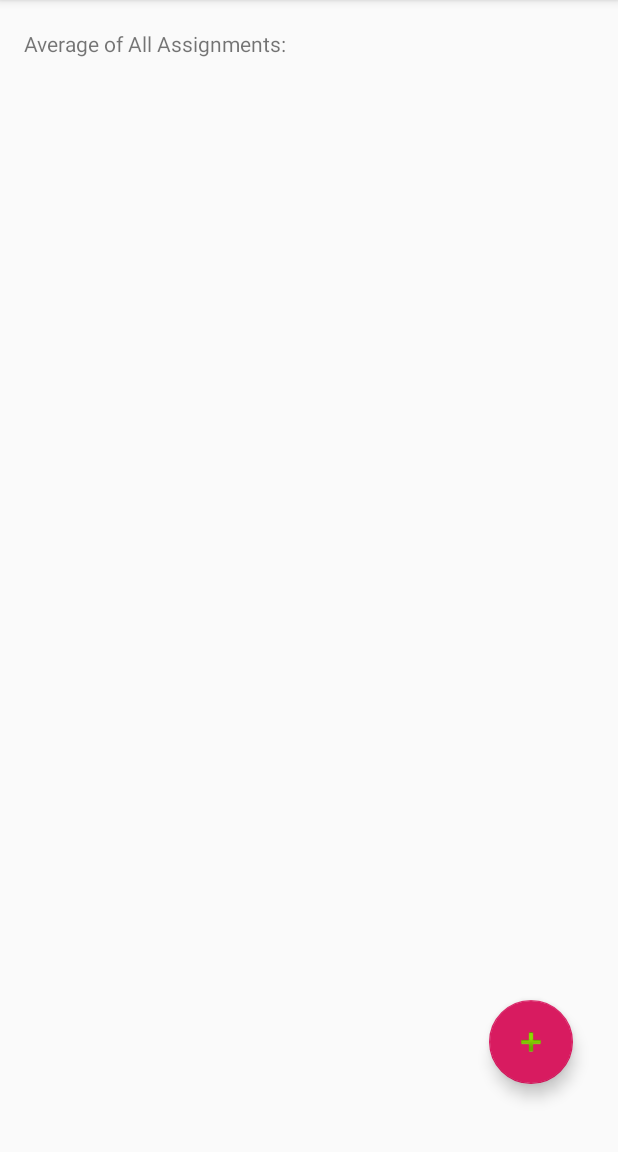
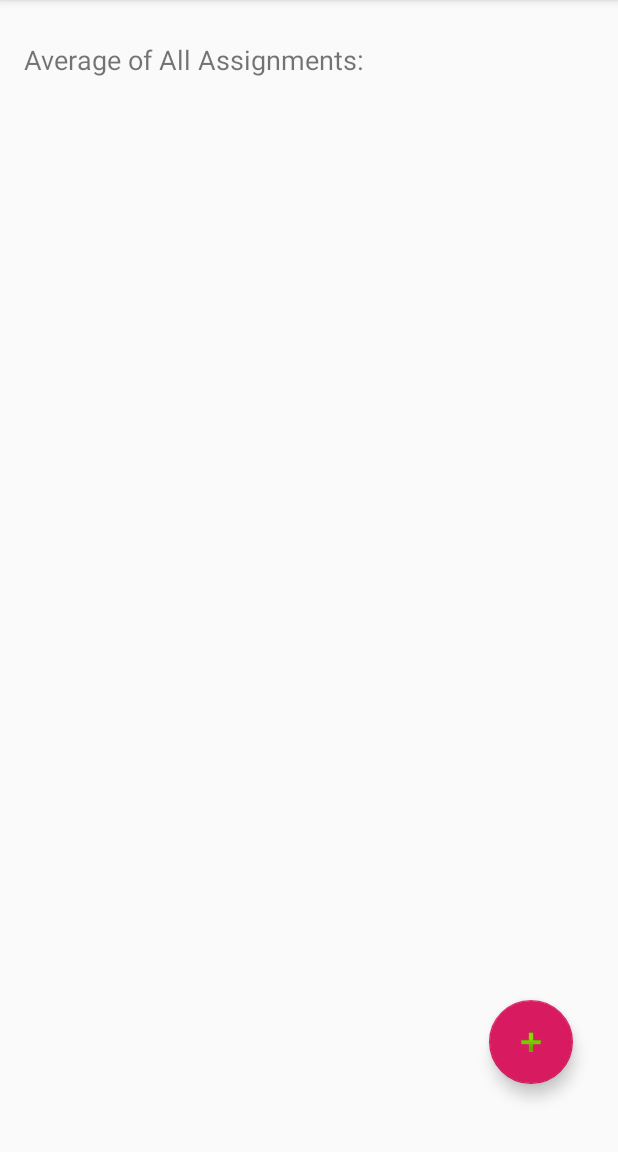
Before and after one commit to DPigeon/DataGrade, an Android app: the screen it shows after launch (MainActivity), on a phone screen of 412 x 824 dp, the part 84-1236 px from its top. Run offline under Robolectric (Android 15) with nearby library versions, the phone set to English and light mode, and no system bars.

```diff
--- a/app/src/main/res/layout/activity_assignment.xml
+++ b/app/src/main/res/layout/activity_assignment.xml
@@ -12,8 +12,8 @@
         android:layout_height="wrap_content"
         android:layout_marginTop="24dp"
         android:layout_marginBottom="1dp"
+        android:textSize="24sp"
         app:layout_constraintBottom_toTopOf="@+id/assignmentListView"
-        app:layout_constraintEnd_toEndOf="parent"
         app:layout_constraintStart_toStartOf="parent"
         app:layout_constraintTop_toTopOf="parent" />
 
--- a/app/src/main/res/layout/activity_main.xml
+++ b/app/src/main/res/layout/activity_main.xml
@@ -15,6 +15,7 @@
         android:layout_marginTop="16dp"
         android:layout_marginBottom="1dp"
         android:text="Average of All Assignments:"
+        android:textSize="18sp"
         app:layout_constraintBottom_toTopOf="@+id/coursesListView"
         app:layout_constraintHorizontal_bias="0.068"
         app:layout_constraintLeft_toLeftOf="parent"
@@ -27,7 +28,7 @@
         android:layout_width="wrap_content"
         android:layout_height="wrap_content"
         android:layout_marginStart="1dp"
-        android:layout_marginTop="43dp"
+        android:layout_marginTop="64dp"
         android:layout_marginEnd="1dp"
         app:layout_constraintEnd_toEndOf="parent"
         app:layout_constraintStart_toStartOf="parent"
```
Also changed, not shown: app/src/main/java/com/example/utilisateur/assignment2/AssignmentActivity.java (+9 -0 lines).
